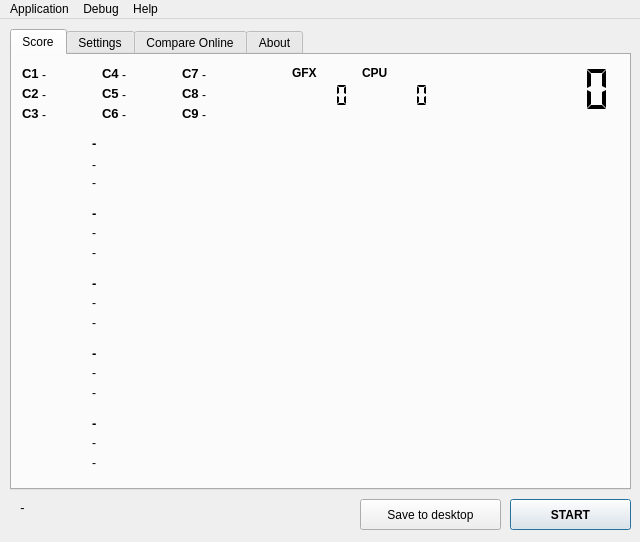
The window that src/gui.ui (GENiEBEN/hwbot-aquamark3-v2) describes before a commit, drawn with Qt 5.
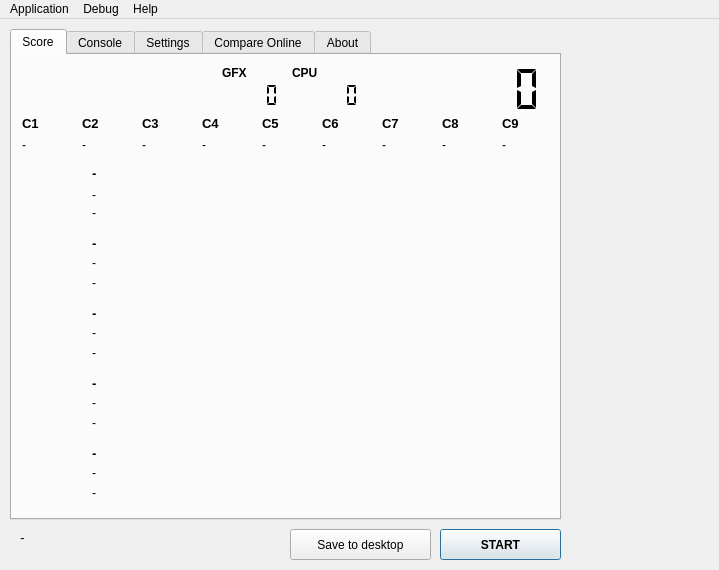
The same window after the commit. The open tabs and pages were chosen to show the change. Icons and pictures are not drawn.

What changed in the file:
```diff
--- a/src/gui.ui
+++ b/src/gui.ui
@@ -6,8 +6,8 @@
    <rect>
     <x>0</x>
     <y>0</y>
-    <width>640</width>
-    <height>542</height>
+    <width>719</width>
+    <height>570</height>
    </rect>
   </property>
   <property name="font">
@@ -28,8 +28,8 @@
      <rect>
       <x>10</x>
       <y>10</y>
-      <width>621</width>
-      <height>461</height>
+      <width>551</width>
+      <height>491</height>
      </rect>
     </property>
     <property name="font">
@@ -53,142 +53,12 @@
      <attribute name="toolTip">
       <string>Your results will be displayed here.</string>
      </attribute>
-     <widget class="QLCDNumber" name="lcdTriscore">
-      <property name="geometry">
-       <rect>
-        <x>440</x>
-        <y>10</y>
-        <width>171</width>
-        <height>49</height>
-       </rect>
-      </property>
-      <property name="layoutDirection">
-       <enum>Qt::RightToLeft</enum>
-      </property>
-      <property name="frameShape">
-       <enum>QFrame::NoFrame</enum>
-      </property>
-      <property name="digitCount">
-       <number>6</number>
-      </property>
-      <property name="segmentStyle">
-       <enum>QLCDNumber::Flat</enum>
-      </property>
-      <property name="value" stdset="0">
-       <double>0.000000000000000</double>
-      </property>
-      <property name="intValue" stdset="0">
-       <number>0</number>
-      </property>
-     </widget>
-     <widget class="QLCDNumber" name="lcdGFX">
-      <property name="geometry">
-       <rect>
-        <x>260</x>
-        <y>20</y>
-        <width>81</width>
-        <height>41</height>
-       </rect>
-      </property>
-      <property name="layoutDirection">
-       <enum>Qt::RightToLeft</enum>
-      </property>
-      <property name="frameShape">
-       <enum>QFrame::NoFrame</enum>
-      </property>
-      <property name="digitCount">
-       <number>6</number>
-      </property>
-      <property name="segmentStyle">
-       <enum>QLCDNumber::Flat</enum>
-      </property>
-      <property name="value" stdset="0">
-       <double>0.000000000000000</double>
-      </property>
-      <property name="intValue" stdset="0">
-       <number>0</number>
-      </property>
-     </widget>
-     <widget class="QLCDNumber" name="lcdCPU">
-      <property name="geometry">
-       <rect>
-        <x>340</x>
-        <y>20</y>
-        <width>81</width>
-        <height>41</height>
-       </rect>
-      </property>
-      <property name="layoutDirection">
-       <enum>Qt::RightToLeft</enum>
-      </property>
-      <property name="frameShape">
-       <enum>QFrame::NoFrame</enum>
-      </property>
-      <property name="digitCount">
-       <number>6</number>
-      </property>
-      <property name="segmentStyle">
-       <enum>QLCDNumber::Flat</enum>
-      </property>
-      <property name="value" stdset="0">
-       <double>0.000000000000000</double>
-      </property>
-      <property name="intValue" stdset="0">
-       <number>0</number>
-      </property>
-     </widget>
-     <widget class="QLabel" name="lblGfxScore">
-      <property name="geometry">
-       <rect>
-        <x>280</x>
-        <y>10</y>
-        <width>51</width>
-        <height>16</height>
-       </rect>
-      </property>
-      <property name="font">
-       <font>
-        <pointsize>9</pointsize>
-        <weight>75</weight>
-        <bold>true</bold>
-       </font>
-      </property>
-      <property name="text">
-       <string>GFX</string>
-      </property>
-      <property name="scaledContents">
-       <bool>true</bool>
-      </property>
-     </widget>
-     <widget class="QLabel" name="lblCpuScore">
-      <property name="geometry">
-       <rect>
-        <x>350</x>
-        <y>10</y>
-        <width>61</width>
-        <height>16</height>
-       </rect>
-      </property>
-      <property name="font">
-       <font>
-        <pointsize>9</pointsize>
-        <weight>75</weight>
-        <bold>true</bold>
-       </font>
-      </property>
-      <property name="text">
-       <string>CPU</string>
-      </property>
-      <property name="scaledContents">
-       <bool>true</bool>
-      </property>
-     </widget>
      <widget class="QStackedWidget" name="stackedWidget">
       <property name="geometry">
        <rect>
         <x>10</x>
-        <y>80</y>
-        <width>591</width>
+        <y>110</y>
+        <width>541</width>
         <height>341</height>
        </rect>
       </property>
@@ -245,7 +115,7 @@
          <rect>
           <x>70</x>
           <y>20</y>
-          <width>521</width>
+          <width>451</width>
           <height>20</height>
          </rect>
         </property>
@@ -266,7 +136,7 @@
          <rect>
           <x>70</x>
           <y>40</y>
-          <width>521</width>
+          <width>451</width>
           <height>16</height>
          </rect>
         </property>
@@ -287,7 +157,7 @@
          <rect>
           <x>70</x>
           <y>110</y>
-          <width>521</width>
+          <width>451</width>
           <height>16</height>
          </rect>
         </property>
@@ -330,7 +200,7 @@
          <rect>
           <x>70</x>
           <y>0</y>
-          <width>521</width>
+          <width>451</width>
           <height>16</height>
          </rect>
         </property>
@@ -351,7 +221,7 @@
          <rect>
           <x>70</x>
           <y>300</y>
-          <width>521</width>
+          <width>451</width>
           <height>16</height>
          </rect>
         </property>
@@ -372,7 +242,7 @@
          <rect>
           <x>70</x>
           <y>70</y>
-          <width>501</width>
+          <width>451</width>
           <height>16</height>
          </rect>
         </property>
@@ -399,7 +269,7 @@
          <rect>
           <x>70</x>
           <y>320</y>
-          <width>521</width>
+          <width>451</width>
           <height>16</height>
          </rect>
         </property>
@@ -420,7 +290,7 @@
          <rect>
           <x>70</x>
           <y>140</y>
-          <width>521</width>
+          <width>451</width>
           <height>16</height>
          </rect>
         </property>
@@ -463,7 +333,7 @@
          <rect>
           <x>70</x>
           <y>230</y>
-          <width>521</width>
+          <width>451</width>
           <height>16</height>
          </rect>
         </property>
@@ -484,7 +354,7 @@
          <rect>
           <x>70</x>
           <y>180</y>
-          <width>521</width>
+          <width>451</width>
           <height>16</height>
          </rect>
         </property>
@@ -505,7 +375,7 @@
          <rect>
           <x>70</x>
           <y>90</y>
-          <width>501</width>
+          <width>451</width>
           <height>16</height>
          </rect>
         </property>
@@ -526,7 +396,7 @@
          <rect>
           <x>70</x>
           <y>160</y>
-          <width>521</width>
+          <width>451</width>
           <height>16</height>
          </rect>
         </property>
@@ -547,7 +417,7 @@
          <rect>
           <x>70</x>
           <y>280</y>
-          <width>521</width>
+          <width>451</width>
           <height>16</height>
          </rect>
         </property>
@@ -590,7 +460,7 @@
          <rect>
           <x>70</x>
           <y>210</y>
-          <width>521</width>
+          <width>451</width>
           <height>16</height>
          </rect>
         </property>
@@ -611,7 +481,7 @@
          <rect>
           <x>70</x>
           <y>250</y>
-          <width>521</width>
+          <width>451</width>
           <height>16</height>
          </rect>
         </property>
@@ -657,11 +527,184 @@
        </widget>
       </widget>
      </widget>
+     <widget class="QStackedWidget" name="stackedScore">
+      <property name="geometry">
+       <rect>
+        <x>0</x>
+        <y>0</y>
+        <width>551</width>
+        <height>111</height>
+       </rect>
+      </property>
+      <property name="currentIndex">
+       <number>0</number>
+      </property>
+      <widget class="QWidget" name="page_uc11">
+       <widget class="QLCDNumber" name="lcdTriscore_2">
+        <property name="geometry">
+         <rect>
+          <x>370</x>
+          <y>10</y>
+          <width>171</width>
+          <height>49</height>
+         </rect>
+        </property>
+        <property name="layoutDirection">
+         <enum>Qt::RightToLeft</enum>
+        </property>
+        <property name="frameShape">
+         <enum>QFrame::NoFrame</enum>
+        </property>
+        <property name="digitCount">
+         <number>6</number>
+        </property>
+        <property name="segmentStyle">
+         <enum>QLCDNumber::Flat</enum>
+        </property>
+        <property name="value" stdset="0">
+         <double>0.000000000000000</double>
+        </property>
+        <property name="intValue" stdset="0">
+         <number>0</number>
+        </property>
+       </widget>
+      </widget>
+      <widget class="QWidget" name="page_aqua3">
+       <widget class="QLCDNumber" name="lcdGFX">
+        <property name="geometry">
+         <rect>
+          <x>190</x>
+          <y>20</y>
+          <width>81</width>
+          <height>41</height>
+         </rect>
+        </property>
+        <property name="layoutDirection">
+         <enum>Qt::RightToLeft</enum>
+        </property>
+        <property name="frameShape">
+         <enum>QFrame::NoFrame</enum>
+        </property>
+        <property name="digitCount">
+         <number>6</number>
+        </property>
+        <property name="segmentStyle">
+         <enum>QLCDNumber::Flat</enum>
+        </property>
+        <property name="value" stdset="0">
+         <double>0.000000000000000</double>
+        </property>
+        <property name="intValue" stdset="0">
+         <number>0</number>
+        </property>
+       </widget>
+       <widget class="QLCDNumber" name="lcdCPU">
+        <property name="geometry">
+         <rect>
+          <x>270</x>
+          <y>20</y>
+          <width>81</width>
+          <height>41</height>
+         </rect>
+        </property>
+        <property name="layoutDirection">
+         <enum>Qt::RightToLeft</enum>
+        </property>
+        <property name="frameShape">
+         <enum>QFrame::NoFrame</enum>
+        </property>
+        <property name="digitCount">
+         <number>6</number>
+        </property>
+        <property name="segmentStyle">
+         <enum>QLCDNumber::Flat</enum>
+        </property>
+        <property name="value" stdset="0">
+         <double>0.000000000000000</double>
+        </property>
+        <property name="intValue" stdset="0">
+         <number>0</number>
+        </property>
+       </widget>
+       <widget class="QLCDNumber" name="lcdTriscore">
+        <property name="geometry">
+         <rect>
+          <x>370</x>
+          <y>10</y>
+          <width>171</width>
+          <height>49</height>
+         </rect>
+        </property>
+        <property name="layoutDirection">
+         <enum>Qt::RightToLeft</enum>
+        </property>
+        <property name="frameShape">
+         <enum>QFrame::NoFrame</enum>
+        </property>
+        <property name="digitCount">
+         <number>6</number>
+        </property>
+        <property name="segmentStyle">
+         <enum>QLCDNumber::Flat</enum>
+        </property>
+        <property name="value" stdset="0">
+         <double>0.000000000000000</double>
+        </property>
+        <property name="intValue" stdset="0">
+         <number>0</number>
+        </property>
+       </widget>
+       <widget class="QLabel" name="lblCpuScore">
+        <property name="geometry">
+         <rect>
+          <x>280</x>
+          <y>10</y>
+          <width>61</width>
+          <height>16</height>
+         </rect>
+        </property>
+        <property name="font">
+         <font>
+          <pointsize>9</pointsize>
+          <weight>75</weight>
+          <bold>true</bold>
+         </font>
+        </property>
+        <property name="text">
+         <string>CPU</string>
+        </property>
+        <property name="scaledContents">
+         <bool>true</bool>
+        </property>
+       </widget>
+       <widget class="QLabel" name="lblGfxScore">
+        <property name="geometry">
+         <rect>
+          <x>210</x>
+          <y>10</y>
+          <width>51</width>
+          <height>16</height>
+         </rect>
+        </property>
+        <property name="font">
+         <font>
+          <pointsize>9</pointsize>
+          <weight>75</weight>
+          <bold>true</bold>
+         </font>
+        </property>
+        <property name="text">
+         <string>GFX</string>
+        </property>
+        <property name="scaledContents">
+         <bool>true</bool>
+        </property>
+       </widget>
      <widget class="QLabel" name="lblCPU_Name_2">
       <property name="geometry">
        <rect>
         <x>10</x>
-        <y>10</y>
+          <y>60</y>
         <width>21</width>
         <height>16</height>
        </rect>
@@ -678,11 +721,35 @@
        <string>C1</string>
       </property>
      </widget>
+       <widget class="QLabel" name="lblScore_C1">
+        <property name="geometry">
+         <rect>
+          <x>10</x>
+          <y>80</y>
+          <width>51</width>
+          <height>20</height>
+         </rect>
+        </property>
+        <property name="font">
+         <font>
+          <pointsize>9</pointsize>
+          <weight>50</weight>
+          <italic>false</italic>
+          <bold>false</bold>
+         </font>
+        </property>
+        <property name="text">
+         <string>-</string>
+        </property>
+        <property name="scaledContents">
+         <bool>true</bool>
+        </property>
+       </widget>
      <widget class="QLabel" name="lblCPU_Name_3">
       <property name="geometry">
        <rect>
-        <x>10</x>
-        <y>30</y>
+          <x>70</x>
+          <y>60</y>
         <width>21</width>
         <height>16</height>
        </rect>
@@ -699,11 +766,35 @@
        <string>C2</string>
       </property>
      </widget>
+       <widget class="QLabel" name="lblScore_C2">
+        <property name="geometry">
+         <rect>
+          <x>70</x>
+          <y>80</y>
+          <width>51</width>
+          <height>20</height>
+         </rect>
+        </property>
+        <property name="font">
+         <font>
+          <pointsize>9</pointsize>
+          <weight>50</weight>
+          <italic>false</italic>
+          <bold>false</bold>
+         </font>
+        </property>
+        <property name="text">
+         <string>-</string>
+        </property>
+        <property name="scaledContents">
+         <bool>true</bool>
+        </property>
+       </widget>
      <widget class="QLabel" name="lblCPU_Name_4">
       <property name="geometry">
        <rect>
-        <x>10</x>
-        <y>50</y>
+          <x>130</x>
+          <y>60</y>
         <width>21</width>
         <height>16</height>
        </rect>
@@ -720,53 +811,59 @@
        <string>C3</string>
       </property>
      </widget>
-     <widget class="QLabel" name="lblCPU_Name_5">
+       <widget class="QLabel" name="lblScore_C3">
       <property name="geometry">
        <rect>
-        <x>90</x>
-        <y>50</y>
-        <width>21</width>
-        <height>16</height>
+          <x>130</x>
+          <y>80</y>
+          <width>51</width>
+          <height>20</height>
        </rect>
       </property>
       <property name="font">
        <font>
-        <pointsize>10</pointsize>
-        <weight>75</weight>
+          <pointsize>9</pointsize>
+          <weight>50</weight>
         <italic>false</italic>
-        <bold>true</bold>
+          <bold>false</bold>
        </font>
       </property>
       <property name="text">
-       <string>C6</string>
-      </property>
-     </widget>
-     <widget class="QLabel" name="lblCPU_Name_6">
+         <string>-</string>
+        </property>
+        <property name="scaledContents">
+         <bool>true</bool>
+        </property>
+       </widget>
+       <widget class="QLabel" name="lblScore_C4">
       <property name="geometry">
        <rect>
-        <x>90</x>
-        <y>30</y>
-        <width>21</width>
-        <height>16</height>
+          <x>190</x>
+          <y>80</y>
+          <width>51</width>
+          <height>20</height>
        </rect>
       </property>
       <property name="font">
        <font>
-        <pointsize>10</pointsize>
-        <weight>75</weight>
+          <pointsize>9</pointsize>
+          <weight>50</weight>
         <italic>false</italic>
-        <bold>true</bold>
+          <bold>false</bold>
        </font>
       </property>
       <property name="text">
-       <string>C5</string>
+         <string>-</string>
+        </property>
+        <property name="scaledContents">
+         <bool>true</bool>
       </property>
      </widget>
      <widget class="QLabel" name="lblCPU_Name_7">
       <property name="geometry">
        <rect>
-        <x>90</x>
-        <y>10</y>
+          <x>190</x>
+          <y>60</y>
         <width>21</width>
         <height>16</height>
        </rect>
@@ -783,11 +880,35 @@
        <string>C4</string>
       </property>
      </widget>
-     <widget class="QLabel" name="lblCPU_Name_8">
+       <widget class="QLabel" name="lblScore_C5">
       <property name="geometry">
        <rect>
-        <x>170</x>
-        <y>50</y>
+          <x>250</x>
+          <y>80</y>
+          <width>51</width>
+          <height>20</height>
+         </rect>
+        </property>
+        <property name="font">
+         <font>
+          <pointsize>9</pointsize>
+          <weight>50</weight>
+          <italic>false</italic>
+          <bold>false</bold>
+         </font>
+        </property>
+        <property name="text">
+         <string>-</string>
+        </property>
+        <property name="scaledContents">
+         <bool>true</bool>
+        </property>
+       </widget>
+       <widget class="QLabel" name="lblCPU_Name_6">
+        <property name="geometry">
+         <rect>
+          <x>250</x>
+          <y>60</y>
         <width>21</width>
         <height>16</height>
        </rect>
@@ -801,14 +922,38 @@
        </font>
       </property>
       <property name="text">
-       <string>C9</string>
-      </property>
-     </widget>
-     <widget class="QLabel" name="lblCPU_Name_9">
+         <string>C5</string>
+        </property>
+       </widget>
+       <widget class="QLabel" name="lblScore_C6">
       <property name="geometry">
        <rect>
-        <x>170</x>
-        <y>30</y>
+          <x>310</x>
+          <y>80</y>
+          <width>51</width>
+          <height>20</height>
+         </rect>
+        </property>
+        <property name="font">
+         <font>
+          <pointsize>9</pointsize>
+          <weight>50</weight>
+          <italic>false</italic>
+          <bold>false</bold>
+         </font>
+        </property>
+        <property name="text">
+         <string>-</string>
+        </property>
+        <property name="scaledContents">
+         <bool>true</bool>
+        </property>
+       </widget>
+       <widget class="QLabel" name="lblCPU_Name_5">
+        <property name="geometry">
+         <rect>
+          <x>310</x>
+          <y>60</y>
         <width>21</width>
         <height>16</height>
        </rect>
@@ -822,14 +967,38 @@
        </font>
       </property>
       <property name="text">
-       <string>C8</string>
+         <string>C6</string>
+        </property>
+       </widget>
+       <widget class="QLabel" name="lblScore_C7">
+        <property name="geometry">
+         <rect>
+          <x>370</x>
+          <y>80</y>
+          <width>51</width>
+          <height>20</height>
+         </rect>
+        </property>
+        <property name="font">
+         <font>
+          <pointsize>9</pointsize>
+          <weight>50</weight>
+          <italic>false</italic>
+          <bold>false</bold>
+         </font>
+        </property>
+        <property name="text">
+         <string>-</string>
+        </property>
+        <property name="scaledContents">
+         <bool>true</bool>
       </property>
      </widget>
      <widget class="QLabel" name="lblCPU_Name_10">
       <property name="geometry">
        <rect>
-        <x>170</x>
-        <y>10</y>
+          <x>370</x>
+          <y>60</y>
         <width>21</width>
         <height>16</height>
        </rect>
@@ -846,179 +1015,11 @@
        <string>C7</string>
       </property>
      </widget>
-     <widget class="QLabel" name="lblScore_C1">
-      <property name="geometry">
-       <rect>
-        <x>30</x>
-        <y>10</y>
-        <width>51</width>
-        <height>20</height>
-       </rect>
-      </property>
-      <property name="font">
-       <font>
-        <pointsize>9</pointsize>
-        <weight>50</weight>
-        <italic>false</italic>
-        <bold>false</bold>
-       </font>
-      </property>
-      <property name="text">
-       <string>-</string>
-      </property>
-      <property name="scaledContents">
-       <bool>true</bool>
-      </property>
-     </widget>
-     <widget class="QLabel" name="lblScore_C2">
-      <property name="geometry">
-       <rect>
-        <x>30</x>
-        <y>30</y>
-        <width>51</width>
-        <height>20</height>
-       </rect>
-      </property>
-      <property name="font">
-       <font>
-        <pointsize>9</pointsize>
-        <weight>50</weight>
-        <italic>false</italic>
-        <bold>false</bold>
-       </font>
-      </property>
-      <property name="text">
-       <string>-</string>
-      </property>
-      <property name="scaledContents">
-       <bool>true</bool>
-      </property>
-     </widget>
-     <widget class="QLabel" name="lblScore_C3">
-      <property name="geometry">
-       <rect>
-        <x>30</x>
-        <y>50</y>
-        <width>51</width>
-        <height>20</height>
-       </rect>
-      </property>
-      <property name="font">
-       <font>
-        <pointsize>9</pointsize>
-        <weight>50</weight>
-        <italic>false</italic>
-        <bold>false</bold>
-       </font>
-      </property>
-      <property name="text">
-       <string>-</string>
-      </property>
-      <property name="scaledContents">
-       <bool>true</bool>
-      </property>
-     </widget>
-     <widget class="QLabel" name="lblScore_C6">
-      <property name="geometry">
-       <rect>
-        <x>110</x>
-        <y>50</y>
-        <width>51</width>
-        <height>20</height>
-       </rect>
-      </property>
-      <property name="font">
-       <font>
-        <pointsize>9</pointsize>
-        <weight>50</weight>
-        <italic>false</italic>
-        <bold>false</bold>
-       </font>
-      </property>
-      <property name="text">
-       <string>-</string>
-      </property>
-      <property name="scaledContents">
-       <bool>true</bool>
-      </property>
-     </widget>
-     <widget class="QLabel" name="lblScore_C5">
-      <property name="geometry">
-       <rect>
-        <x>110</x>
-        <y>30</y>
-        <width>51</width>
-        <height>20</height>
-       </rect>
-      </property>
-      <property name="font">
-       <font>
-        <pointsize>9</pointsize>
-        <weight>50</weight>
-        <italic>false</italic>
-        <bold>false</bold>
-       </font>
-      </property>
-      <property name="text">
-       <string>-</string>
-      </property>
-      <property name="scaledContents">
-       <bool>true</bool>
-      </property>
-     </widget>
-     <widget class="QLabel" name="lblScore_C4">
-      <property name="geometry">
-       <rect>
-        <x>110</x>
-        <y>10</y>
-        <width>51</width>
-        <height>20</height>
-       </rect>
-      </property>
-      <property name="font">
-       <font>
-        <pointsize>9</pointsize>
-        <weight>50</weight>
-        <italic>false</italic>
-        <bold>false</bold>
-       </font>
-      </property>
-      <property name="text">
-       <string>-</string>
-      </property>
-      <property name="scaledContents">
-       <bool>true</bool>
-      </property>
-     </widget>
-     <widget class="QLabel" name="lblScore_C9">
-      <property name="geometry">
-       <rect>
-        <x>190</x>
-        <y>50</y>
-        <width>51</width>
-        <height>20</height>
-       </rect>
-      </property>
-      <property name="font">
-       <font>
-        <pointsize>9</pointsize>
-        <weight>50</weight>
-        <italic>false</italic>
-        <bold>false</bold>
-       </font>
-      </property>
-      <property name="text">
-       <string>-</string>
-      </property>
-      <property name="scaledContents">
-       <bool>true</bool>
-      </property>
-     </widget>
      <widget class="QLabel" name="lblScore_C8">
       <property name="geometry">
        <rect>
-        <x>190</x>
-        <y>30</y>
+          <x>430</x>
+          <y>80</y>
         <width>51</width>
         <height>20</height>
        </rect>
@@ -1038,29 +1039,93 @@
        <bool>true</bool>
       </property>
      </widget>
-     <widget class="QLabel" name="lblScore_C7">
+       <widget class="QLabel" name="lblCPU_Name_9">
       <property name="geometry">
        <rect>
-        <x>190</x>
+          <x>430</x>
+          <y>60</y>
+          <width>21</width>
+          <height>16</height>
+         </rect>
+        </property>
+        <property name="font">
+         <font>
+          <pointsize>10</pointsize>
+          <weight>75</weight>
+          <italic>false</italic>
+          <bold>true</bold>
+         </font>
+        </property>
+        <property name="text">
+         <string>C8</string>
+        </property>
+       </widget>
+       <widget class="QLabel" name="lblScore_C9">
+        <property name="geometry">
+         <rect>
+          <x>490</x>
+          <y>80</y>
+          <width>51</width>
+          <height>20</height>
+         </rect>
+        </property>
+        <property name="font">
+         <font>
+          <pointsize>9</pointsize>
+          <weight>50</weight>
+          <italic>false</italic>
+          <bold>false</bold>
+         </font>
+        </property>
+        <property name="text">
+         <string>-</string>
+        </property>
+        <property name="scaledContents">
+         <bool>true</bool>
+        </property>
+       </widget>
+       <widget class="QLabel" name="lblCPU_Name_8">
+        <property name="geometry">
+         <rect>
+          <x>490</x>
+          <y>60</y>
+          <width>21</width>
+          <height>16</height>
+         </rect>
+        </property>
+        <property name="font">
+         <font>
+          <pointsize>10</pointsize>
+          <weight>75</weight>
+          <italic>false</italic>
+          <bold>true</bold>
+         </font>
+        </property>
+        <property name="text">
+         <string>C9</string>
+        </property>
+       </widget>
+      </widget>
+     </widget>
+    </widget>
+    <widget class="QWidget" name="tab_7">
+     <attribute name="title">
+      <string>Console</string>
+     </attribute>
+     <widget class="QTextBrowser" name="textBrowser">
+      <property name="geometry">
+       <rect>
+        <x>10</x>
         <y>10</y>
-        <width>51</width>
-        <height>20</height>
+        <width>523</width>
+        <height>441</height>
        </rect>
       </property>
       <property name="font">
        <font>
-        <pointsize>9</pointsize>
-        <weight>50</weight>
-        <italic>false</italic>
-        <bold>false</bold>
+        <family>Terminal</family>
        </font>
       </property>
-      <property name="text">
-       <string>-</string>
-      </property>
-      <property name="scaledContents">
-       <bool>true</bool>
-      </property>
      </widget>
     </widget>
     <widget class="QWidget" name="tab_2">
@@ -3457,8 +3522,8 @@
    <widget class="QPushButton" name="btnStart">
     <property name="geometry">
      <rect>
-      <x>510</x>
-      <y>480</y>
+      <x>440</x>
+      <y>510</y>
       <width>121</width>
       <height>31</height>
      </rect>
@@ -3485,8 +3550,8 @@
     </property>
     <property name="geometry">
      <rect>
-      <x>360</x>
-      <y>480</y>
+      <x>290</x>
+      <y>510</y>
       <width>141</width>
       <height>31</height>
      </rect>
@@ -3508,7 +3573,7 @@
     <property name="geometry">
      <rect>
       <x>20</x>
-      <y>480</y>
+      <y>510</y>
       <width>151</width>
       <height>16</height>
      </rect>
@@ -3531,7 +3596,7 @@
     <rect>
      <x>0</x>
      <y>0</y>
-     <width>640</width>
+     <width>719</width>
      <height>21</height>
     </rect>
    </property>
```
Left out of the diff: 262 changed lines with no effect on the pictures. Lines whose indentation alone changed are shown as unchanged.
